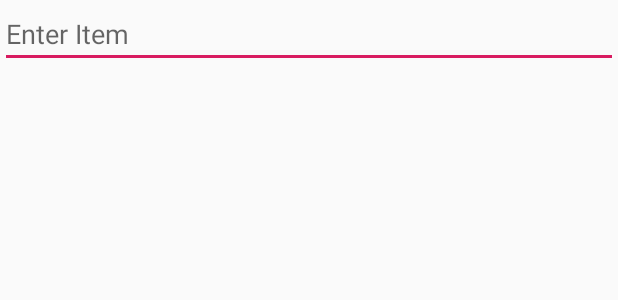
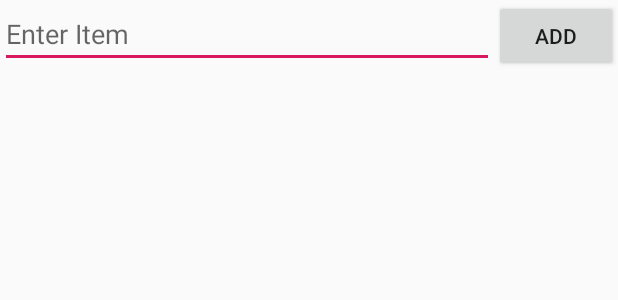
Before and after one commit to manan05/ToDoList, an Android app: the layout activity_main.xml on its own in the app's theme, with its tools: preview values and no code run, on a phone screen of 412 x 824 dp. Shown: the top 300 px of the screen. Run offline under Robolectric (Android 15) with nearby library versions, the phone set to English and light mode, and no system bars.

Commit message:
added btn and et

```diff
--- a/app/src/main/res/layout/activity_main.xml
+++ b/app/src/main/res/layout/activity_main.xml
@@ -12,11 +12,17 @@
         android:layout_height="wrap_content"
         android:orientation="horizontal">
         <EditText
+            android:id="@+id/etItem"
             android:layout_width="0dp"
             android:layout_weight="4"
             android:hint="Enter Item"
+            android:layout_height="wrap_content" />
+        <Button
+            android:id="@+id/btnAdd"
+            android:layout_width="0dp"
             android:layout_height="wrap_content"
-            />
+            android:layout_weight="1"
+            android:text="Add"/>
     </LinearLayout>
 
 
```
